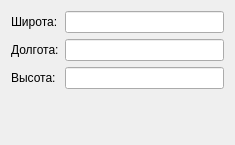
First picture: the form in coordinatedialog/corrddialog.ui, repository ag8920/RemoteTable, before the edit.
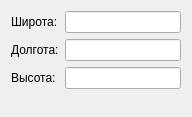
Second picture: the form after the edit. Icons and pictures are not drawn.

What changed in the file:
```diff
--- a/coordinatedialog/corrddialog.ui
+++ b/coordinatedialog/corrddialog.ui
@@ -6,8 +6,8 @@
    <rect>
     <x>0</x>
     <y>0</y>
-    <width>235</width>
-    <height>145</height>
+    <width>192</width>
+    <height>117</height>
    </rect>
   </property>
   <property name="sizePolicy">
```
